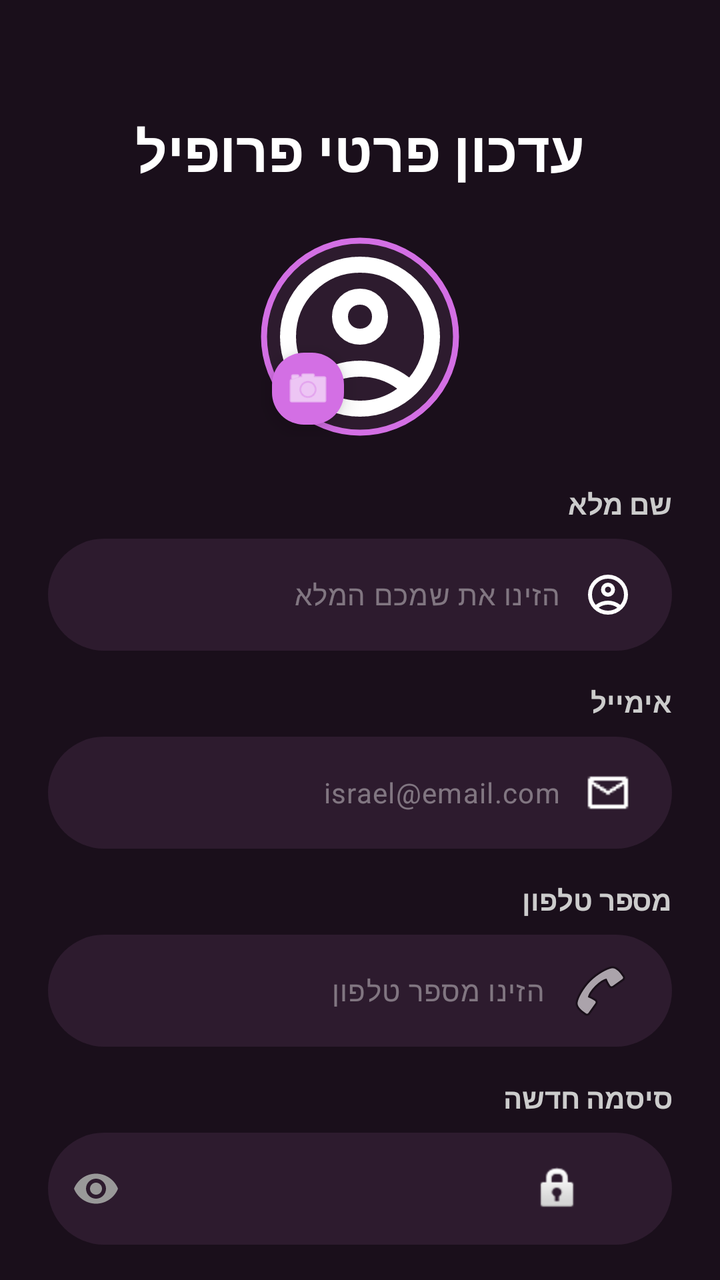
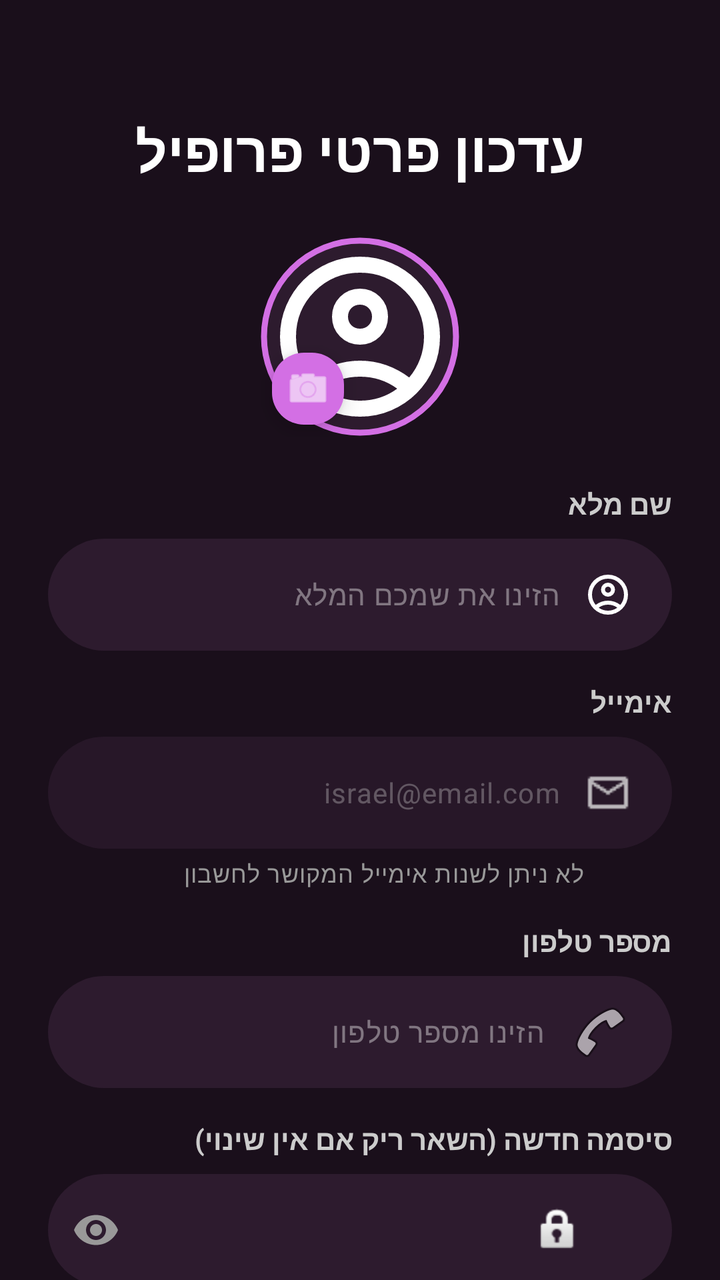

An Android layout rendered at two revisions. The XML below is the earlier revision; the diff shows what the commit changed to produce the second picture.
<!-- AndroidManifest.xml: application theme Theme.PartyLife -->
<!-- res/layout/activity_user_setting.xml -->
<?xml version="1.0" encoding="utf-8"?>
<ScrollView xmlns:android="http://schemas.android.com/apk/res/android"
    xmlns:app="http://schemas.android.com/apk/res-auto"
    xmlns:tools="http://schemas.android.com/tools"
    android:layout_width="match_parent"
    android:layout_height="match_parent"
    android:background="#1A0F1B"
    android:fillViewport="true"
    android:id="@+id/usersetting"
    android:scrollbars="none">

    <androidx.constraintlayout.widget.ConstraintLayout
        android:layout_width="match_parent"
        android:layout_height="wrap_content"
        android:padding="24dp"
        android:layoutDirection="rtl">

        
        <TextView
            android:id="@+id/tvTitle"
            android:layout_width="0dp"
            android:layout_height="wrap_content"
            android:layout_marginTop="32dp"
            android:text="עדכון פרטי פרופיל"
            android:textColor="#FFFFFF"
            android:textSize="28sp"
            android:textStyle="bold"
            android:gravity="center"
            app:layout_constraintEnd_toEndOf="parent"
            app:layout_constraintStart_toStartOf="parent"
            app:layout_constraintTop_toTopOf="parent" />

        
        <FrameLayout
            android:id="@+id/flProfileImageContainer"
            android:layout_width="100dp"
            android:layout_height="100dp"
            android:layout_marginTop="24dp"
            app:layout_constraintEnd_toEndOf="parent"
            app:layout_constraintStart_toStartOf="parent"
            app:layout_constraintTop_toBottomOf="@id/tvTitle">

            <com.google.android.material.imageview.ShapeableImageView
                android:id="@+id/ivProfileImageE"
                android:layout_width="match_parent"
                android:layout_height="match_parent"
                android:padding="2dp"
                android:src="@drawable/personimeg"
                android:scaleType="centerCrop"
                app:strokeColor="#D36FE4"
                app:strokeWidth="3dp"
                app:shapeAppearanceOverlay="@style/CircleImage"
                android:background="#2D1B2E" />

            <com.google.android.material.floatingactionbutton.FloatingActionButton
                android:id="@+id/fabAddPhotoE"
                android:layout_width="wrap_content"
                android:layout_height="wrap_content"
                android:layout_gravity="bottom|end"
                android:src="@android:drawable/ic_menu_camera"
                app:fabCustomSize="36dp"
                app:backgroundTint="#D36FE4"
                app:tint="#FFFFFF"
                tools:ignore="ContentDescription" />
        </FrameLayout>

        
        <TextView
            android:id="@+id/tvNameLabel"
            android:layout_width="match_parent"
            android:layout_height="wrap_content"
            android:layout_marginTop="24dp"
            android:text="שם מלא"
            android:textColor="#CCCCCC"
            android:textSize="14sp"
            android:textStyle="bold"
            android:gravity="start"
            app:layout_constraintTop_toBottomOf="@id/flProfileImageContainer" />

        <com.google.android.material.textfield.TextInputLayout
            android:id="@+id/tilEFullName"
            android:layout_width="match_parent"
            android:layout_height="wrap_content"
            android:layout_marginTop="8dp"
            app:hintEnabled="false"
            app:boxBackgroundColor="#2D1B2E"
            app:boxBackgroundMode="filled"
            app:boxCornerRadiusBottomEnd="28dp"
            app:boxCornerRadiusBottomStart="28dp"
            app:boxCornerRadiusTopEnd="28dp"
            app:boxCornerRadiusTopStart="28dp"
            app:boxStrokeWidth="0dp"
            app:layout_constraintTop_toBottomOf="@id/tvNameLabel">

            <com.google.android.material.textfield.TextInputEditText
                android:id="@+id/etEFullName"
                android:layout_width="match_parent"
                android:layout_height="56dp"
                android:hint="הזינו את שמכם המלא"
                android:textColorHint="#66FFFFFF"
                android:textColor="#FFFFFF"
                android:textSize="14sp"
                android:gravity="center_vertical|right"
                android:textAlignment="viewStart"
                android:drawableStart="@drawable/personimeg"
                android:drawablePadding="12dp"
                android:paddingStart="44dp"
                android:paddingEnd="20dp"
                android:background="@null" />

        </com.google.android.material.textfield.TextInputLayout>

        
        <TextView
            android:id="@+id/tvEmailLabel"
            android:layout_width="match_parent"
            android:layout_height="wrap_content"
            android:layout_marginTop="16dp"
            android:text="אימייל"
            android:textColor="#CCCCCC"
            android:textSize="14sp"
            android:textStyle="bold"
            android:gravity="start"
            app:layout_constraintTop_toBottomOf="@id/tilEFullName" />

        <com.google.android.material.textfield.TextInputLayout
            android:id="@+id/tilEEmail"
            android:layout_width="match_parent"
            android:layout_height="wrap_content"
            android:layout_marginTop="8dp"
            app:hintEnabled="false"
            app:boxBackgroundColor="#2D1B2E"
            app:boxBackgroundMode="filled"
            app:boxCornerRadiusBottomEnd="28dp"
            app:boxCornerRadiusBottomStart="28dp"
            app:boxCornerRadiusTopEnd="28dp"
            app:boxCornerRadiusTopStart="28dp"
            app:boxStrokeWidth="0dp"
            app:layout_constraintTop_toBottomOf="@id/tvEmailLabel">

            <com.google.android.material.textfield.TextInputEditText
                android:id="@+id/etEEmail"
                android:layout_width="match_parent"
                android:layout_height="56dp"
                android:inputType="textEmailAddress"
                android:hint="israel@email.com"
                android:textColorHint="#66FFFFFF"
                android:textColor="#FFFFFF"
                android:textSize="14sp"
                android:gravity="center_vertical|right"
                android:textAlignment="viewStart"
                android:drawableStart="@drawable/email"
                android:drawablePadding="12dp"
                android:paddingStart="44dp"
                android:paddingEnd="20dp"
                android:background="@null" />

        </com.google.android.material.textfield.TextInputLayout>

        
        <TextView
            android:id="@+id/tvPhoneLabel"
            android:layout_width="match_parent"
            android:layout_height="wrap_content"
            android:layout_marginTop="16dp"
            android:text="מספר טלפון"
            android:textColor="#CCCCCC"
            android:textSize="14sp"
            android:textStyle="bold"
            android:gravity="start"
            app:layout_constraintTop_toBottomOf="@id/tilEEmail" />

        <com.google.android.material.textfield.TextInputLayout
            android:id="@+id/tilEPhone"
            android:layout_width="match_parent"
            android:layout_height="wrap_content"
            android:layout_marginTop="8dp"
            app:hintEnabled="false"
            app:boxBackgroundColor="#2D1B2E"
            app:boxBackgroundMode="filled"
            app:boxCornerRadiusBottomEnd="28dp"
            app:boxCornerRadiusBottomStart="28dp"
            app:boxCornerRadiusTopEnd="28dp"
            app:boxCornerRadiusTopStart="28dp"
            app:boxStrokeWidth="0dp"
            app:layout_constraintTop_toBottomOf="@id/tvPhoneLabel">

            <com.google.android.material.textfield.TextInputEditText
                android:id="@+id/etEPhone"
                android:layout_width="match_parent"
                android:layout_height="56dp"
                android:inputType="phone"
                android:hint="הזינו מספר טלפון"
                android:textColorHint="#66FFFFFF"
                android:textColor="#FFFFFF"
                android:textSize="14sp"
                android:gravity="center_vertical|right"
                android:textAlignment="viewStart"
                android:drawableStart="@android:drawable/ic_menu_call"
                android:drawablePadding="12dp"
                android:paddingStart="44dp"
                android:paddingEnd="20dp"
                android:background="@null" />

        </com.google.android.material.textfield.TextInputLayout>

        
        <TextView
            android:id="@+id/tvPasswordLabel"
            android:layout_width="match_parent"
            android:layout_height="wrap_content"
            android:layout_marginTop="16dp"
            android:text="סיסמה חדשה"
            android:textColor="#CCCCCC"
            android:textSize="14sp"
            android:textStyle="bold"
            android:gravity="start"
            app:layout_constraintTop_toBottomOf="@id/tilEPhone" />

        <com.google.android.material.textfield.TextInputLayout
            android:id="@+id/tilEPassword"
            android:layout_width="match_parent"
            android:layout_height="wrap_content"
            android:layout_marginTop="8dp"
            app:hintEnabled="false"
            app:boxBackgroundColor="#2D1B2E"
            app:boxBackgroundMode="filled"
            app:boxCornerRadiusBottomEnd="28dp"
            app:boxCornerRadiusBottomStart="28dp"
            app:boxCornerRadiusTopEnd="28dp"
            app:boxCornerRadiusTopStart="28dp"
            app:boxStrokeWidth="0dp"
            app:passwordToggleEnabled="true"
            app:passwordToggleTint="#999999"
            app:layout_constraintTop_toBottomOf="@id/tvPasswordLabel">

            <com.google.android.material.textfield.TextInputEditText
                android:id="@+id/etEPassword"
                android:layout_width="match_parent"
                android:layout_height="56dp"
                android:inputType="textPassword"
                android:hint="••••••••"
                android:textColorHint="#66FFFFFF"
                android:textColor="#FFFFFF"
                android:textSize="14sp"
                android:gravity="center_vertical|right"
                android:textAlignment="viewStart"
                android:drawableStart="@android:drawable/ic_lock_idle_lock"
                android:drawablePadding="12dp"
                android:paddingStart="44dp"
                android:paddingEnd="20dp"
                android:background="@null" />

        </com.google.android.material.textfield.TextInputLayout>

        
        <TextView
            android:id="@+id/tvConfirmPasswordLabel"
            android:layout_width="match_parent"
            android:layout_height="wrap_content"
            android:layout_marginTop="16dp"
            android:text="אימות סיסמה חדשה"
            android:textColor="#CCCCCC"
            android:textSize="14sp"
            android:textStyle="bold"
            android:gravity="start"
            app:layout_constraintTop_toBottomOf="@id/tilEPassword" />

        <com.google.android.material.textfield.TextInputLayout
            android:id="@+id/tilEConfirmPassword"
            android:layout_width="match_parent"
            android:layout_height="wrap_content"
            android:layout_marginTop="8dp"
            app:hintEnabled="false"
            app:boxBackgroundColor="#2D1B2E"
            app:boxBackgroundMode="filled"
            app:boxCornerRadiusBottomEnd="28dp"
            app:boxCornerRadiusBottomStart="28dp"
            app:boxCornerRadiusTopEnd="28dp"
            app:boxCornerRadiusTopStart="28dp"
            app:boxStrokeWidth="0dp"
            app:passwordToggleEnabled="true"
            app:passwordToggleTint="#999999"
            app:layout_constraintTop_toBottomOf="@id/tvConfirmPasswordLabel">

            <com.google.android.material.textfield.TextInputEditText
                android:id="@+id/etEConfirmPassword"
                android:layout_width="match_parent"
                android:layout_height="56dp"
                android:inputType="textPassword"
                android:hint="••••••••"
                android:textColorHint="#66FFFFFF"
                android:textColor="#FFFFFF"
                android:textSize="14sp"
                android:gravity="center_vertical|right"
                android:textAlignment="viewStart"
                android:drawableStart="@android:drawable/ic_lock_idle_lock"
                android:drawablePadding="12dp"
                android:paddingStart="44dp"
                android:paddingEnd="20dp"
                android:background="@null" />

        </com.google.android.material.textfield.TextInputLayout>

        
        <com.google.android.material.button.MaterialButton
            android:id="@+id/btEnRegister"
            android:layout_width="match_parent"
            android:layout_height="56dp"
            android:layout_marginTop="40dp"
            android:text="עדכון פרטים"
            android:textColor="#FFFFFF"
            android:textSize="16sp"
            android:textStyle="bold"
            android:background="@drawable/button_gradient"
            app:backgroundTint="@null"
            app:cornerRadius="28dp"
            app:layout_constraintTop_toBottomOf="@id/tilEConfirmPassword" />

    </androidx.constraintlayout.widget.ConstraintLayout>

</ScrollView>
<!-- resources referenced by this layout -->
<resources>
  <!-- drawable button_gradient (drawable) -->
  <?xml version="1.0" encoding="utf-8"?>
  <shape xmlns:android="http://schemas.android.com/apk/res/android">
      <gradient
          android:startColor="#CC56E2"
          android:endColor="#BA39D5"
          android:angle="0"/>
      <corners android:radius="25dp"/>
  </shape>
  <!-- drawable email: png bitmap (drawable, 359 bytes) -->
  <!-- drawable personimeg (drawable) -->
  <vector xmlns:android="http://schemas.android.com/apk/res/android"
      android:width="24dp"
      android:height="24dp"
      android:viewportWidth="960"
      android:viewportHeight="960">
    <path
        android:pathData="M234,684q51,-39 114,-61.5T480,600q69,0 132,22.5T726,684q35,-41 54.5,-93T800,480q0,-133 -93.5,-226.5T480,160q-133,0 -226.5,93.5T160,480q0,59 19.5,111t54.5,93ZM480,520q-59,0 -99.5,-40.5T340,380q0,-59 40.5,-99.5T480,240q59,0 99.5,40.5T620,380q0,59 -40.5,99.5T480,520ZM480,880q-83,0 -156,-31.5T197,763q-54,-54 -85.5,-127T80,480q0,-83 31.5,-156T197,197q54,-54 127,-85.5T480,80q83,0 156,31.5T763,197q54,54 85.5,127T880,480q0,83 -31.5,156T763,763q-54,54 -127,85.5T480,880ZM480,800q53,0 100,-15.5t86,-44.5q-39,-29 -86,-44.5T480,680q-53,0 -100,15.5T294,740q39,29 86,44.5T480,800ZM480,440q26,0 43,-17t17,-43q0,-26 -17,-43t-43,-17q-26,0 -43,17t-17,43q0,26 17,43t43,17ZM480,380ZM480,740Z"
        android:fillColor="#FFFFFF"/>
  </vector>
  <style name="CircleImage">
          <item name="cornerSize">50%</item>
      </style>
  <style name="Theme.PartyLife" parent="Base.Theme.PartyLife" />
  <style name="Base.Theme.PartyLife" parent="Theme.Material3.Dark.NoActionBar">
        
  
      </style>
</resources>

<!-- the commit's change to res/layout/activity_user_setting.xml (unified diff, before → after) -->
@@ -2,11 +2,11 @@
 <ScrollView xmlns:android="http://schemas.android.com/apk/res/android"
     xmlns:app="http://schemas.android.com/apk/res-auto"
     xmlns:tools="http://schemas.android.com/tools"
+    android:id="@+id/usersetting"
     android:layout_width="match_parent"
     android:layout_height="match_parent"
     android:background="#1A0F1B"
     android:fillViewport="true"
-    android:id="@+id/usersetting"
     android:scrollbars="none">
 
     <androidx.constraintlayout.widget.ConstraintLayout
@@ -74,7 +74,6 @@
             android:textColor="#CCCCCC"
             android:textSize="14sp"
             android:textStyle="bold"
-            android:gravity="start"
             app:layout_constraintTop_toBottomOf="@id/flProfileImageContainer" />
 
         <com.google.android.material.textfield.TextInputLayout
@@ -85,10 +84,10 @@
             app:hintEnabled="false"
             app:boxBackgroundColor="#2D1B2E"
             app:boxBackgroundMode="filled"
-            app:boxCornerRadiusBottomEnd="28dp"
-            app:boxCornerRadiusBottomStart="28dp"
-            app:boxCornerRadiusTopEnd="28dp"
-            app:boxCornerRadiusTopStart="28dp"
+            app:boxCornerRadiusTopStart="28dp"
+            app:boxCornerRadiusTopEnd="28dp"
+            app:boxCornerRadiusBottomStart="28dp"
+            app:boxCornerRadiusBottomEnd="28dp"
             app:boxStrokeWidth="0dp"
             app:layout_constraintTop_toBottomOf="@id/tvNameLabel">
 
@@ -100,14 +99,12 @@
                 android:textColorHint="#66FFFFFF"
                 android:textColor="#FFFFFF"
                 android:textSize="14sp"
-                android:gravity="center_vertical|right"
                 android:textAlignment="viewStart"
                 android:drawableStart="@drawable/personimeg"
                 android:drawablePadding="12dp"
                 android:paddingStart="44dp"
                 android:paddingEnd="20dp"
                 android:background="@null" />
-
         </com.google.android.material.textfield.TextInputLayout>
 
         
@@ -120,7 +117,6 @@
             android:textColor="#CCCCCC"
             android:textSize="14sp"
             android:textStyle="bold"
-            android:gravity="start"
             app:layout_constraintTop_toBottomOf="@id/tilEFullName" />
 
         <com.google.android.material.textfield.TextInputLayout
@@ -131,11 +127,13 @@
             app:hintEnabled="false"
             app:boxBackgroundColor="#2D1B2E"
             app:boxBackgroundMode="filled"
-            app:boxCornerRadiusBottomEnd="28dp"
-            app:boxCornerRadiusBottomStart="28dp"
-            app:boxCornerRadiusTopEnd="28dp"
-            app:boxCornerRadiusTopStart="28dp"
-            app:boxStrokeWidth="0dp"
+            app:boxCornerRadiusTopStart="28dp"
+            app:boxCornerRadiusTopEnd="28dp"
+            app:boxCornerRadiusBottomStart="28dp"
+            app:boxCornerRadiusBottomEnd="28dp"
+            app:boxStrokeWidth="0dp"
+            app:helperText="לא ניתן לשנות אימייל המקושר לחשבון"
+            app:helperTextTextColor="#999999"
             app:layout_constraintTop_toBottomOf="@id/tvEmailLabel">
 
             <com.google.android.material.textfield.TextInputEditText
@@ -147,14 +145,16 @@
                 android:textColorHint="#66FFFFFF"
                 android:textColor="#FFFFFF"
                 android:textSize="14sp"
-                android:gravity="center_vertical|right"
                 android:textAlignment="viewStart"
                 android:drawableStart="@drawable/email"
                 android:drawablePadding="12dp"
                 android:paddingStart="44dp"
                 android:paddingEnd="20dp"
-                android:background="@null" />
-
+                android:background="@null"
+                android:focusable="false"
+                android:clickable="false"
+                android:cursorVisible="false"
+                android:alpha="0.7" />
         </com.google.android.material.textfield.TextInputLayout>
 
         
@@ -167,7 +167,6 @@
             android:textColor="#CCCCCC"
             android:textSize="14sp"
             android:textStyle="bold"
-            android:gravity="start"
             app:layout_constraintTop_toBottomOf="@id/tilEEmail" />
 
         <com.google.android.material.textfield.TextInputLayout
@@ -178,10 +177,10 @@
             app:hintEnabled="false"
             app:boxBackgroundColor="#2D1B2E"
             app:boxBackgroundMode="filled"
-            app:boxCornerRadiusBottomEnd="28dp"
-            app:boxCornerRadiusBottomStart="28dp"
-            app:boxCornerRadiusTopEnd="28dp"
-            app:boxCornerRadiusTopStart="28dp"
+            app:boxCornerRadiusTopStart="28dp"
+            app:boxCornerRadiusTopEnd="28dp"
+            app:boxCornerRadiusBottomStart="28dp"
+            app:boxCornerRadiusBottomEnd="28dp"
             app:boxStrokeWidth="0dp"
             app:layout_constraintTop_toBottomOf="@id/tvPhoneLabel">
 
@@ -194,14 +193,12 @@
                 android:textColorHint="#66FFFFFF"
                 android:textColor="#FFFFFF"
                 android:textSize="14sp"
-                android:gravity="center_vertical|right"
                 android:textAlignment="viewStart"
                 android:drawableStart="@android:drawable/ic_menu_call"
                 android:drawablePadding="12dp"
                 android:paddingStart="44dp"
                 android:paddingEnd="20dp"
                 android:background="@null" />
-
         </com.google.android.material.textfield.TextInputLayout>
 
         
@@ -210,11 +207,10 @@
             android:layout_width="match_parent"
             android:layout_height="wrap_content"
             android:layout_marginTop="16dp"
-            android:text="סיסמה חדשה"
-            android:textColor="#CCCCCC"
-            android:textSize="14sp"
-            android:textStyle="bold"
-            android:gravity="start"
+            android:text="סיסמה חדשה (השאר ריק אם אין שינוי)"
+            android:textColor="#CCCCCC"
+            android:textSize="14sp"
+            android:textStyle="bold"
             app:layout_constraintTop_toBottomOf="@id/tilEPhone" />
 
         <com.google.android.material.textfield.TextInputLayout
@@ -225,10 +221,10 @@
             app:hintEnabled="false"
             app:boxBackgroundColor="#2D1B2E"
             app:boxBackgroundMode="filled"
-            app:boxCornerRadiusBottomEnd="28dp"
-            app:boxCornerRadiusBottomStart="28dp"
-            app:boxCornerRadiusTopEnd="28dp"
-            app:boxCornerRadiusTopStart="28dp"
+            app:boxCornerRadiusTopStart="28dp"
+            app:boxCornerRadiusTopEnd="28dp"
+            app:boxCornerRadiusBottomStart="28dp"
+            app:boxCornerRadiusBottomEnd="28dp"
             app:boxStrokeWidth="0dp"
             app:passwordToggleEnabled="true"
             app:passwordToggleTint="#999999"
@@ -239,18 +235,17 @@
                 android:layout_width="match_parent"
                 android:layout_height="56dp"
                 android:inputType="textPassword"
-                android:hint="••••••••"
-                android:textColorHint="#66FFFFFF"
-                android:textColor="#FFFFFF"
-                android:textSize="14sp"
-                android:gravity="center_vertical|right"
+                android:hint="הזן סיסמה חדשה"
+                android:textColorHint="#66FFFFFF"
+                android:textColor="#FFFFFF"
+                android:textSize="14sp"
+                android:gravity="center_vertical|start"
                 android:textAlignment="viewStart"
                 android:drawableStart="@android:drawable/ic_lock_idle_lock"
                 android:drawablePadding="12dp"
                 android:paddingStart="44dp"
                 android:paddingEnd="20dp"
                 android:background="@null" />
-
         </com.google.android.material.textfield.TextInputLayout>
 
         
@@ -263,7 +258,6 @@
             android:textColor="#CCCCCC"
             android:textSize="14sp"
             android:textStyle="bold"
-            android:gravity="start"
             app:layout_constraintTop_toBottomOf="@id/tilEPassword" />
 
         <com.google.android.material.textfield.TextInputLayout
@@ -274,10 +268,10 @@
             app:hintEnabled="false"
             app:boxBackgroundColor="#2D1B2E"
             app:boxBackgroundMode="filled"
-            app:boxCornerRadiusBottomEnd="28dp"
-            app:boxCornerRadiusBottomStart="28dp"
-            app:boxCornerRadiusTopEnd="28dp"
-            app:boxCornerRadiusTopStart="28dp"
+            app:boxCornerRadiusTopStart="28dp"
+            app:boxCornerRadiusTopEnd="28dp"
+            app:boxCornerRadiusBottomStart="28dp"
+            app:boxCornerRadiusBottomEnd="28dp"
             app:boxStrokeWidth="0dp"
             app:passwordToggleEnabled="true"
             app:passwordToggleTint="#999999"
@@ -288,34 +282,34 @@
                 android:layout_width="match_parent"
                 android:layout_height="56dp"
                 android:inputType="textPassword"
-                android:hint="••••••••"
-                android:textColorHint="#66FFFFFF"
-                android:textColor="#FFFFFF"
-                android:textSize="14sp"
-                android:gravity="center_vertical|right"
+                android:hint="הזן את הסיסמה שוב"
+                android:textColorHint="#66FFFFFF"
+                android:textColor="#FFFFFF"
+                android:textSize="14sp"
+                android:gravity="center_vertical|start"
                 android:textAlignment="viewStart"
                 android:drawableStart="@android:drawable/ic_lock_idle_lock"
                 android:drawablePadding="12dp"
                 android:paddingStart="44dp"
                 android:paddingEnd="20dp"
                 android:background="@null" />
-
         </com.google.android.material.textfield.TextInputLayout>
 
         
         <com.google.android.material.button.MaterialButton
-            android:id="@+id/btEnRegister"
+            android:id="@+id/btnSaveSettings"
             android:layout_width="match_parent"
             android:layout_height="56dp"
-            android:layout_marginTop="40dp"
+            android:layout_marginTop="32dp"
+            android:layout_marginBottom="16dp"
             android:text="עדכון פרטים"
             android:textColor="#FFFFFF"
             android:textSize="16sp"
             android:textStyle="bold"
-            android:background="@drawable/button_gradient"
-            app:backgroundTint="@null"
+            app:backgroundTint="#D36FE4"
             app:cornerRadius="28dp"
-            app:layout_constraintTop_toBottomOf="@id/tilEConfirmPassword" />
+            app:layout_constraintTop_toBottomOf="@id/tilEConfirmPassword"
+            app:layout_constraintBottom_toBottomOf="parent" />
 
     </androidx.constraintlayout.widget.ConstraintLayout>
 
<!-- resource entries referenced after the edit -->
@@ -1,14 +1,5 @@
 <!-- resources referenced by this layout -->
 <resources>
-  <!-- drawable button_gradient (drawable) -->
-  <?xml version="1.0" encoding="utf-8"?>
-  <shape xmlns:android="http://schemas.android.com/apk/res/android">
-      <gradient
-          android:startColor="#CC56E2"
-          android:endColor="#BA39D5"
-          android:angle="0"/>
-      <corners android:radius="25dp"/>
-  </shape>
   <!-- drawable email: png bitmap (drawable, 359 bytes) -->
   <!-- drawable personimeg (drawable) -->
   <vector xmlns:android="http://schemas.android.com/apk/res/android"
